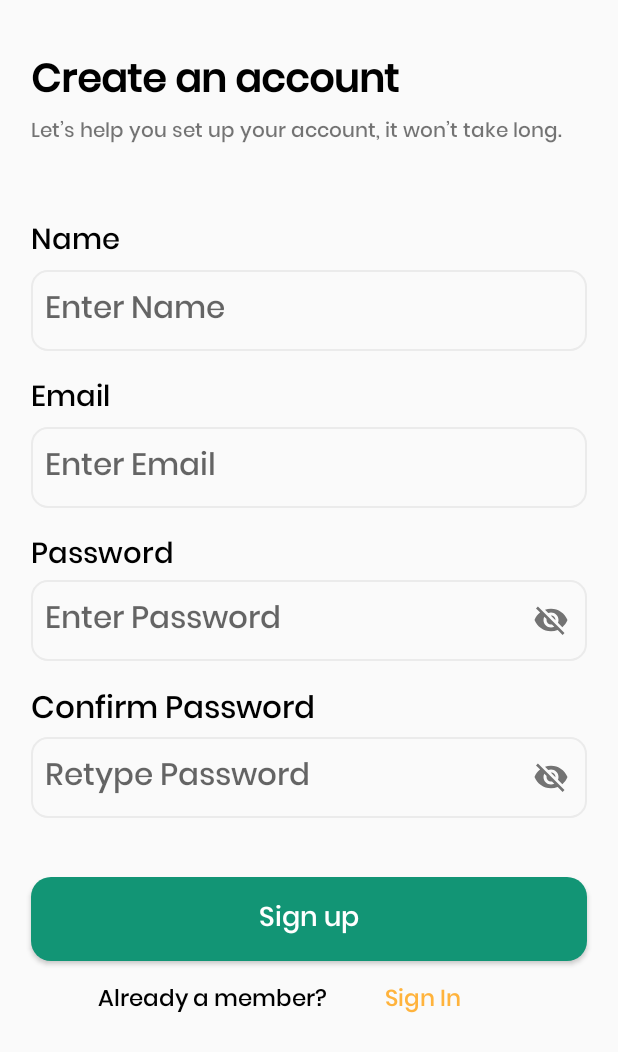
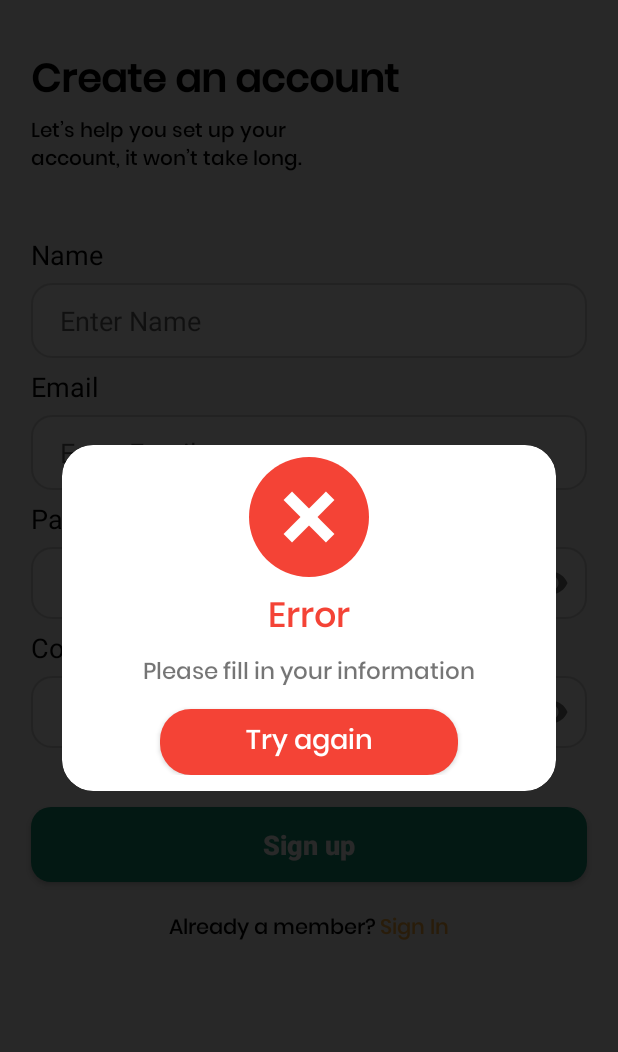
Before and after one commit to CallmeDunno/FoodRecipe, an Android app: the SignUpFragment screen opened through its navigation route, after a tap on "Sign up", on a phone screen of 412 x 824 dp. Shown: the top 1052 px of the screen. Run offline under Robolectric (Android 15) with nearby library versions, the phone set to English and light mode, and no system bars; our stand-ins replace Dagger/Hilt's generated code, data binding, navigation-ui, sdp/ssp sizes.

Commit message:
Fix UI Sign Up, Finish Sign Up

```diff
--- /dev/null
+++ b/app/src/main/java/com/example/btl_cnpm/data/repository/HomeRepository.kt
@@ -0,0 +1,8 @@
+package com.example.btl_cnpm.data.repository
+
+import com.google.firebase.auth.FirebaseAuth
+import com.google.firebase.firestore.FirebaseFirestore
+import javax.inject.Inject
+
+class HomeRepository @Inject constructor(private val fAuth: FirebaseAuth, private val fFireStore: FirebaseFirestore) {
+}
--- a/app/src/main/java/com/example/btl_cnpm/data/repository/LoginRepository.kt
+++ b/app/src/main/java/com/example/btl_cnpm/data/repository/LoginRepository.kt
@@ -14,4 +14,30 @@ class LoginRepository @Inject constructor(private val fAuth: FirebaseAuth, priva
             .addOnFailureListener { result.invoke(UIState.Failure(it.message.toString())) }
     }
 
+    fun signUp(username: String, email: String, password: String, result: (UIState<String>) -> Unit) {
+        val user: HashMap<String, Any> = hashMapOf()
+        user["username"] = username
+        user["email"] = email
+        user["password"] = password
+        user["bio"] = ""
+        user["follower"] = 0
+        user["following"] = 0
+        fAuth.createUserWithEmailAndPassword(email, password)
+            .addOnCompleteListener {
+                if(it.isSuccessful) {
+                    fFireStore.collection("User")
+                        .add(user)
+                        .addOnCompleteListener { task ->
+                            if(task.isSuccessful) {
+                                result.invoke(UIState.Success(task.result.toString()))
+                            } else {
+                                result.invoke(UIState.Failure(task.result.toString()))
+                            }
+                        }
+                } else {
+                    result.invoke(UIState.Failure(it.result.toString()))
+                }
+            }
+    }
+
 }
--- a/app/src/main/java/com/example/btl_cnpm/model/User.kt
+++ b/app/src/main/java/com/example/btl_cnpm/model/User.kt
@@ -78,4 +78,14 @@ class User {
         this._totalFollower = follower
         this._totalFollowing = following
     }
+
+    constructor(
+        username: String,
+        password: String,
+        email: String
+    ) {
+        this._username = username
+        this._password = password
+        this._email = email
+    }
 }
--- /dev/null
+++ b/app/src/main/java/com/example/btl_cnpm/ui/home/HomeViewModel.kt
@@ -0,0 +1,8 @@
+package com.example.btl_cnpm.ui.home
+
+import dagger.hilt.android.lifecycle.HiltViewModel
+
+@HiltViewModel
+class HomeViewModel {
+
+}
--- a/app/src/main/java/com/example/btl_cnpm/ui/sign_up/SignUpFragment.kt
+++ b/app/src/main/java/com/example/btl_cnpm/ui/sign_up/SignUpFragment.kt
@@ -1,14 +1,28 @@
 package com.example.btl_cnpm.ui.sign_up
 
+import android.app.Dialog
+import android.graphics.Color
+import android.graphics.drawable.ColorDrawable
+import android.util.Patterns
+import android.view.Gravity
+import android.view.Window
+import android.view.WindowManager
+import android.widget.Button
+import android.widget.TextView
+import androidx.fragment.app.viewModels
 import androidx.navigation.findNavController
 import com.example.btl_cnpm.R
 import com.example.btl_cnpm.base.BaseFragment
 import com.example.btl_cnpm.databinding.FoodRecipeFragmentSignupBinding
+import com.example.btl_cnpm.ui.sign_in.SignInViewModel
+import com.example.btl_cnpm.utils.UIState
 import dagger.hilt.android.AndroidEntryPoint
 
 @AndroidEntryPoint
 class SignUpFragment : BaseFragment<FoodRecipeFragmentSignupBinding>() {
     override val layoutId = R.layout.food_recipe_fragment_signup
+
+    private val signUpViewModel by viewModels<SignUpViewModel>()
 
     override fun initView() {
         super.initView()
@@ -17,14 +31,70 @@ class SignUpFragment : BaseFragment<FoodRecipeFragmentSignupBinding>() {
     override fun initAction() {
         super.initAction()
         binding.apply {
-            btnSignup.setOnClickListener {
-                //TODO("ADD DATA TO USER TABLE")
+            btnSignUp.setOnClickListener {
+                val username = edtUsername.text.toString().trim()
+                val password = edtPassword.text.toString().trim()
+                val email = edtEmail.text.toString().trim()
+                val confirmpassword = edtConfirmPassword.text.toString().trim()
+                if(!isValidated(username, email, password, confirmpassword)) {
+                    showDialogSignUpFail("Please fill in your information")
+                    return@setOnClickListener
+                }
+                if(password.contentEquals(edtConfirmPassword.text)) {
+                    if(Patterns.EMAIL_ADDRESS.matcher(email).matches()) {
+                        signUpViewModel.signUp(username, email, password).observe(requireActivity()) {
+                            when(it) {
+                                is UIState.Success -> {
+                                    requireView().findNavController().navigate(R.id.signInFragment)
+                                }
+                                is UIState.Failure -> {
+                                    showDialogSignUpFail(it.message!!)
+                                }
+                            }
+                        }
+                    } else {
+                        binding.edtEmail.error = requireContext().getString(R.string.email_is_not_valid)
+                        return@setOnClickListener
+                    }
+                } else {
+                    edtConfirmPassword.error = requireContext().getString(R.string.re_enter_your_password)
+                    return@setOnClickListener
+                }
             }
-            tvSignIn.setOnClickListener {
+
+            txtSignIn.setOnClickListener {
                 requireView().findNavController().popBackStack(R.id.signUpFragment, true)
                 requireView().findNavController().navigate(R.id.signInFragment)
             }
         }
     }
 
+    private fun isValidated(username: String, email: String, password: String, confirmpassword: String): Boolean {
+        if(username.isEmpty() || email.isEmpty() || password.isEmpty() || confirmpassword.isEmpty()) {
+            showDialogSignUpFail("Please fill in your information")
+            return false
+        }
+        return true
+    }
+    private fun showDialogSignUpFail(ex: String) {
+        val dialog = Dialog(requireContext())
+        dialog.requestWindowFeature(Window.FEATURE_NO_TITLE)
+        dialog.setContentView(R.layout.food_recipe_dialog_sign_in_failure)
+        val txtSignUpFail = dialog.findViewById<TextView>(R.id.tvContentError)
+        txtSignUpFail.text = ex
+        dialog.setCanceledOnTouchOutside(false)
+        val window = dialog.window ?: return
+        window.setGravity(Gravity.CENTER)
+        window.setLayout(
+            WindowManager.LayoutParams.MATCH_PARENT,
+            WindowManager.LayoutParams.WRAP_CONTENT
+        )
+        window.setBackgroundDrawable(ColorDrawable(Color.TRANSPARENT))
+
+        dialog.findViewById<Button>(R.id.btnTryAgainDialog).setOnClickListener {
+            dialog.dismiss()
+        }
+        dialog.show()
+    }
+
 }
--- a/app/src/main/java/com/example/btl_cnpm/ui/sign_up/SignUpViewModel.kt
+++ b/app/src/main/java/com/example/btl_cnpm/ui/sign_up/SignUpViewModel.kt
@@ -1,11 +1,24 @@
 package com.example.btl_cnpm.ui.sign_up
 
+import androidx.lifecycle.MutableLiveData
 import androidx.lifecycle.ViewModel
+import androidx.lifecycle.viewModelScope
 import com.example.btl_cnpm.data.repository.LoginRepository
+import com.example.btl_cnpm.utils.UIState
 import dagger.hilt.android.lifecycle.HiltViewModel
+import kotlinx.coroutines.Dispatchers
+import kotlinx.coroutines.launch
 import javax.inject.Inject
 
 @HiltViewModel
 class SignUpViewModel @Inject constructor(private val repository: LoginRepository) : ViewModel() {
-
+    fun signUp(username: String, email: String, password: String): MutableLiveData<UIState<String>> {
+        val mutableLiveData = MutableLiveData<UIState<String>>()
+        viewModelScope.launch(Dispatchers.Main) {
+            repository.signUp(username, email, password) {
+                mutableLiveData.postValue(it)
+            }
+        }
+        return mutableLiveData
+    }
 }
--- a/app/src/main/res/layout/food_recipe_fragment_signup.xml
+++ b/app/src/main/res/layout/food_recipe_fragment_signup.xml
@@ -25,12 +25,14 @@
 
         <TextView
             android:id="@+id/tvSetupSignup"
-            android:layout_width="match_parent"
+            android:layout_width="200dp"
             android:layout_height="wrap_content"
             android:layout_marginHorizontal="@dimen/_16sdp"
             android:fontFamily="@font/poppins_medium"
             android:text="Let’s help you set up your account, it won’t take long."
+            android:textColor="@color/black"
             android:textSize="@dimen/_10ssp"
+            app:layout_constraintStart_toStartOf="parent"
             app:layout_constraintTop_toBottomOf="@+id/tvCreateAccountSignup" />
 
 
@@ -39,27 +41,26 @@
             android:layout_width="match_parent"
             android:layout_height="wrap_content"
             android:layout_marginHorizontal="@dimen/_16sdp"
-            android:layout_marginTop="@dimen/_35sdp"
-            android:fontFamily="@font/poppins_medium"
-            android:text="Name"
+            android:layout_marginTop="@dimen/_30sdp"
+            android:text="@string/name"
             android:textColor="@color/black"
-            android:textSize="@dimen/_15ssp"
+            android:textSize="@dimen/_14ssp"
             app:layout_constraintStart_toStartOf="parent"
             app:layout_constraintTop_toBottomOf="@id/tvSetupSignup" />
 
 
         <EditText
-            android:id="@+id/edtNameSignup"
+            android:id="@+id/edt_username"
             android:layout_width="match_parent"
             android:layout_height="wrap_content"
             android:layout_marginHorizontal="@dimen/_16sdp"
-            android:layout_marginTop="@dimen/_2sdp"
-            android:background="@drawable/bg_white_stroke_1"
-            android:fontFamily="@font/poppins_medium"
+            android:layout_marginTop="@dimen/_5sdp"
+            android:background="@drawable/bg_text_input"
             android:hint="Enter Name"
-            android:padding="@dimen/_7sdp"
             android:textColor="@color/black"
-            android:textSize="@dimen/_16ssp"
+            android:textSize="@dimen/_14ssp"
+            android:maxLines="1"
+            android:inputType="text"
             app:layout_constraintTop_toBottomOf="@id/tvNameSignup" />
 
         <TextView
@@ -67,63 +68,63 @@
             android:layout_width="match_parent"
             android:layout_height="wrap_content"
             android:layout_marginHorizontal="@dimen/_16sdp"
-            android:layout_marginTop="@dimen/_12sdp"
-            android:fontFamily="@font/poppins_medium"
+            android:layout_marginTop="@dimen/_5sdp"
             android:text="Email"
             android:textColor="@color/black"
-            android:textSize="@dimen/_15ssp"
-            app:layout_constraintTop_toBottomOf="@id/edtNameSignup" />
+            android:textSize="@dimen/_14ssp"
+            app:layout_constraintTop_toBottomOf="@id/edt_username" />
 
 
         <EditText
-            android:id="@+id/edtEmailSignIn"
+            android:id="@+id/edt_email"
             android:layout_width="match_parent"
             android:layout_height="wrap_content"
             android:layout_marginHorizontal="@dimen/_16sdp"
-            android:layout_marginTop="@dimen/_2sdp"
-            android:background="@drawable/bg_white_stroke_1"
-            android:fontFamily="@font/poppins_medium"
+            android:layout_marginTop="@dimen/_5sdp"
+            android:background="@drawable/bg_text_input"
+            android:maxLines="1"
+            android:inputType="textEmailAddress"
             android:hint="Enter Email"
-            android:padding="@dimen/_7sdp"
             android:textColor="@color/black"
-            android:textSize="@dimen/_16ssp"
+            android:textSize="@dimen/_14ssp"
             app:layout_constraintTop_toBottomOf="@id/tvemail_signup" />
 
         <TextView
             android:id="@+id/tvpassword_signup"
             android:layout_width="wrap_content"
             android:layout_height="wrap_content"
-            android:layout_marginStart="@dimen/_16sdp"
-            android:layout_marginTop="@dimen/_12sdp"
-            android:fontFamily="@font/poppins_medium"
+            android:layout_marginHorizontal="@dimen/_16sdp"
+            android:layout_marginTop="@dimen/_5sdp"
             android:text="Password"
             android:textColor="@color/black"
-            android:textSize="@dimen/_15ssp"
+            android:textSize="@dimen/_14ssp"
             app:layout_constraintStart_toStartOf="parent"
-            app:layout_constraintTop_toBottomOf="@id/edtEmailSignIn" />
+            app:layout_constraintTop_toBottomOf="@id/edt_email" />
 
 
         <com.google.android.material.textfield.TextInputLayout
             android:id="@+id/layoutPasswordSignUp"
             android:layout_width="match_parent"
             android:layout_height="wrap_content"
+            android:layout_marginTop="@dimen/_5sdp"
             app:hintEnabled="false"
             app:layout_constraintStart_toStartOf="parent"
             app:layout_constraintTop_toBottomOf="@id/tvpassword_signup"
             app:passwordToggleEnabled="true">
 
             <EditText
-                android:id="@+id/edtPasswordSignup"
+                android:id="@+id/edt_password"
                 android:layout_width="match_parent"
                 android:layout_height="wrap_content"
                 android:layout_marginHorizontal="@dimen/_16sdp"
-                android:layout_marginTop="@dimen/_2sdp"
-                android:background="@drawable/bg_white_stroke_1"
-                android:fontFamily="@font/poppins_medium"
+                android:background="@drawable/bg_text_input"
+                android:inputType="textPassword"
                 android:hint="Enter Password"
-                android:padding="@dimen/_7sdp"
+                android:maxLines="1"
+                android:paddingTop="@dimen/_8sdp"
+                android:paddingBottom="@dimen/_8sdp"
                 android:textColor="@color/black"
-                android:textSize="@dimen/_16ssp"
+                android:textSize="@dimen/_14ssp"
                 app:layout_constraintTop_toBottomOf="@id/tvpassword_signup" />
 
         </com.google.android.material.textfield.TextInputLayout>
@@ -132,12 +133,11 @@
             android:id="@+id/tvconfirmpassword_signup"
             android:layout_width="wrap_content"
             android:layout_height="wrap_content"
-            android:layout_marginStart="@dimen/_16sdp"
-            android:layout_marginTop="@dimen/_12sdp"
-            android:fontFamily="@font/poppins_medium"
+            android:layout_marginHorizontal="@dimen/_16sdp"
+            android:layout_marginTop="@dimen/_5sdp"
             android:text="Confirm Password"
             android:textColor="@color/black"
-            android:textSize="@dimen/_16ssp"
+            android:textSize="@dimen/_14ssp"
             app:layout_constraintStart_toStartOf="parent"
             app:layout_constraintTop_toBottomOf="@id/layoutPasswordSignUp" />
 
@@ -145,66 +145,70 @@
             android:id="@+id/layoutCPPasswordSignUp"
             android:layout_width="match_parent"
             android:layout_height="wrap_content"
+            android:layout_marginTop="@dimen/_5sdp"
             app:hintEnabled="false"
             app:layout_constraintStart_toStartOf="parent"
             app:layout_constraintTop_toBottomOf="@id/tvconfirmpassword_signup"
             app:passwordToggleEnabled="true">
 
             <EditText
-                android:id="@+id/edtConfirmPasswordSignup"
+                android:id="@+id/edt_confirm_password"
                 android:layout_width="match_parent"
                 android:layout_height="wrap_content"
                 android:layout_marginHorizontal="@dimen/_16sdp"
-                android:layout_marginTop="@dimen/_2sdp"
-                android:background="@drawable/bg_white_stroke_1"
-                android:fontFamily="@font/poppins_medium"
-                android:hint="Retype Password"
-                android:padding="@dimen/_7sdp"
+                android:background="@drawable/bg_text_input"
+                android:paddingTop="@dimen/_8sdp"
+                android:paddingBottom="@dimen/_8sdp"
+                android:hint="Re-enter password"
+                android:maxLines="1"
                 android:textColor="@color/black"
-                android:textSize="@dimen/_16ssp"
+                android:inputType="textPassword"
+                android:textSize="@dimen/_14ssp"
                 app:layout_constraintTop_toBottomOf="@id/tvconfirmpassword_signup" />
 
         </com.google.android.material.textfield.TextInputLayout>
 
-        <Button
-            android:id="@+id/btnSignup"
+        <androidx.appcompat.widget.AppCompatButton
+            android:id="@+id/btn_sign_up"
             android:layout_width="match_parent"
             android:layout_height="wrap_content"
             android:layout_marginHorizontal="@dimen/_16sdp"
             android:layout_marginTop="@dimen/_30sdp"
             android:background="@drawable/bg_btn_green_padding_5"
-            android:fontFamily="@font/poppins_medium"
             android:text="Sign up"
             android:textAllCaps="false"
             android:textColor="@color/white"
             android:textSize="@dimen/_14ssp"
+            android:textStyle="bold"
             app:layout_constraintTop_toBottomOf="@id/layoutCPPasswordSignUp" />
 
         <LinearLayout
-            android:layout_width="match_parent"
+            android:layout_width="wrap_content"
             android:layout_height="wrap_content"
-            android:layout_marginHorizontal="@dimen/_50sdp"
-            android:layout_marginTop="@dimen/_10sdp"
+            android:layout_marginTop="@dimen/_15sdp"
             android:orientation="horizontal"
-            app:layout_constraintTop_toBottomOf="@id/btnSignup">
+            app:layout_constraintEnd_toEndOf="parent"
+            app:layout_constraintStart_toStartOf="parent"
+            app:layout_constraintTop_toBottomOf="@id/btn_sign_up">
 
             <TextView
                 android:layout_width="wrap_content"
                 android:layout_height="wrap_content"
+                android:layout_marginEnd="@dimen/_2sdp"
                 android:fontFamily="@font/poppins_medium"
                 android:text="Already a member?"
                 android:textColor="@color/black"
-                android:textSize="@dimen/_12ssp" />
+                android:textSize="@dimen/_11ssp" />
 
             <TextView
-                android:id="@+id/tvSignIn"
-                android:layout_width="match_parent"
+                android:id="@+id/txt_sign_in"
+                android:layout_width="wrap_content"
                 android:layout_height="wrap_content"
                 android:fontFamily="@font/poppins_medium"
                 android:gravity="center"
                 android:text="Sign In"
                 android:textColor="@color/orange_yellow"
-                android:textSize="@dimen/_12ssp" />
+                android:textSize="@dimen/_11ssp" />
 
         </LinearLayout>
 
--- a/app/src/main/res/values/strings.xml
+++ b/app/src/main/res/values/strings.xml
@@ -19,4 +19,8 @@
     <string name="filter">Filter</string>
     <string name="profile">Profile</string>
     <string name="recipe">Recipe</string>
+    <string name="name">Name</string>
+    <string name="re_enter_your_password">Re enter your password</string>
+    <string name="email_is_not_valid">Email is not valid!</string>
+    <string name="sign_up_fail">Sign up failed, please check your information</string>
 </resources>
```
